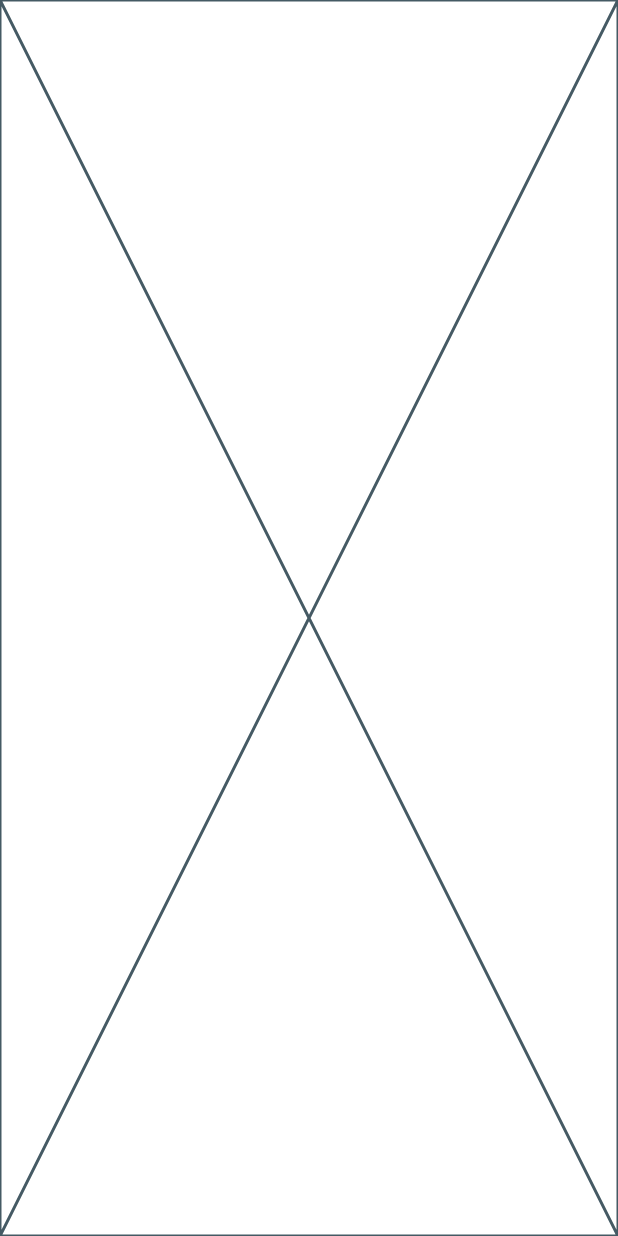
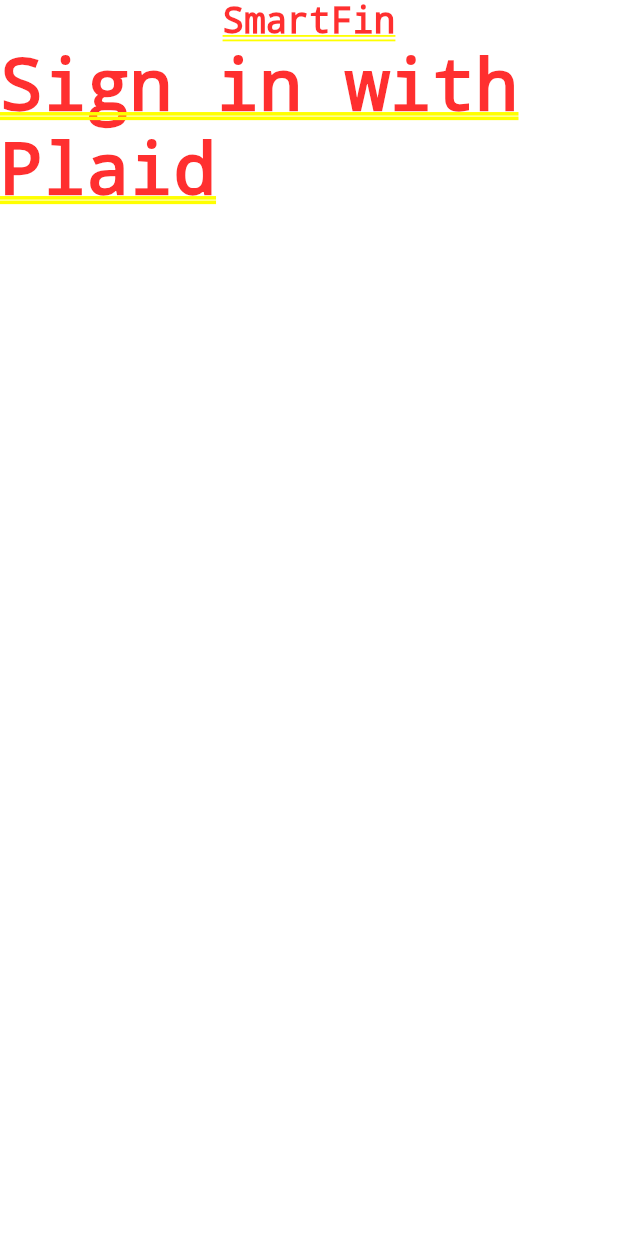
Before and after one commit to ayushib4/smartFin, a Flutter app: the screen it shows after launch, on a phone screen of 412 x 824 dp. Run offline on Flutter 3.47's test engine with Material 2 defaults, Android fonts, the phone set to English and light mode, and no system bars.

Commit message:
Make home page

```diff
--- a/smart_fin_flutter/lib/screens/home.dart
+++ b/smart_fin_flutter/lib/screens/home.dart
@@ -5,6 +5,14 @@
 
   @override
   Widget build(BuildContext context) {
-    return const Placeholder();
+    return const Column(
+      children: [
+        Text(
+          'SmartFin',
+          style: TextStyle(fontSize: 24, fontWeight: FontWeight.bold),
+        ),
+        Text('Sign in with Plaid'),
+      ],
+    );
   }
 }
```
